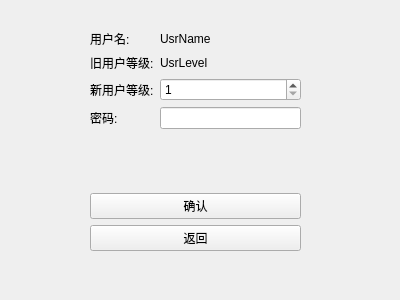
This is src/usrmanagerui_modifylevel.ui in linbin823/Qt.711.2017.UsrManager2 as Qt 5 draws it before an edit. The edited form follows.
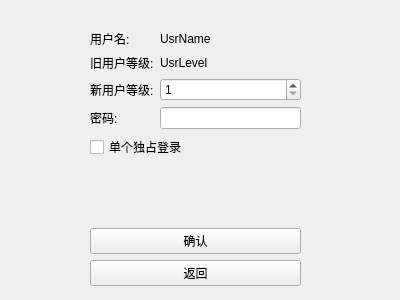
This is the edited form.

Diff of the .ui file:
```diff
--- a/src/usrmanagerui_modifylevel.ui
+++ b/src/usrmanagerui_modifylevel.ui
@@ -22,7 +22,7 @@
      <x>80</x>
      <y>20</y>
      <width>231</width>
-     <height>241</height>
+     <height>276</height>
     </rect>
    </property>
    <layout class="QFormLayout" name="formLayout">
@@ -52,7 +52,7 @@
       </property>
      </widget>
     </item>
-    <item row="4" column="0">
+    <item row="5" column="0">
      <spacer name="verticalSpacer">
       <property name="orientation">
        <enum>Qt::Vertical</enum>
@@ -65,7 +65,7 @@
       </property>
      </spacer>
     </item>
-    <item row="7" column="0" colspan="2">
+    <item row="8" column="0" colspan="2">
      <widget class="QPushButton" name="pbBack">
       <property name="text">
        <string>返回</string>
@@ -89,14 +89,14 @@
     <item row="3" column="1">
      <widget class="QLineEdit" name="lePWD"/>
     </item>
-    <item row="6" column="0" colspan="2">
+    <item row="7" column="0" colspan="2">
      <widget class="QPushButton" name="pbModifyLevel">
       <property name="text">
        <string>确认</string>
       </property>
      </widget>
     </item>
-    <item row="4" column="1">
+    <item row="5" column="1">
      <spacer name="horizontalSpacer">
       <property name="orientation">
        <enum>Qt::Horizontal</enum>
@@ -133,6 +133,13 @@
       </property>
      </widget>
     </item>
+    <item row="4" column="0" colspan="2">
+     <widget class="QCheckBox" name="cbExclusive">
+      <property name="text">
+       <string>单个独占登录</string>
+      </property>
+     </widget>
+    </item>
    </layout>
   </widget>
  </widget>
```
